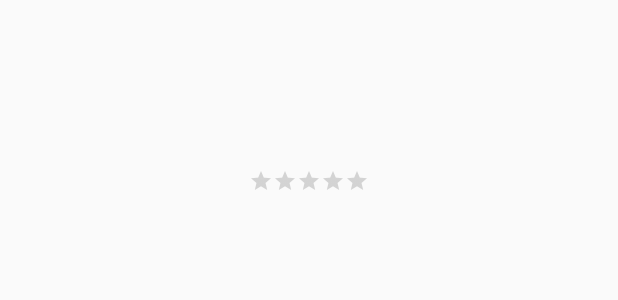
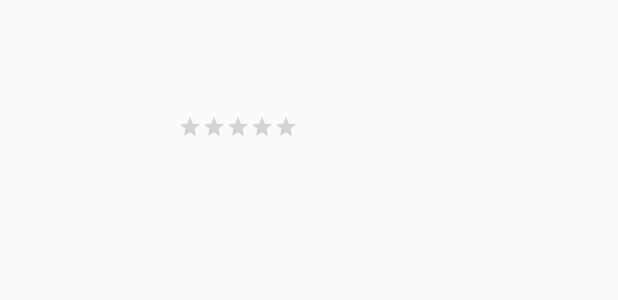
Before and after one commit to erboland12/Record-It, an Android app: the layout record_item.xml on its own in the app's theme, with its tools: preview values and no code run, on a phone screen of 412 x 824 dp. Shown: the top 300 px of the screen. Run offline under Robolectric (Android 15) with nearby library versions, the phone set to English and light mode, and no system bars.

Commit message:
Fixed soft keyboard bug and layout for RV

```diff
--- a/app/src/main/java/com/example/recordratings/MainActivity.java
+++ b/app/src/main/java/com/example/recordratings/MainActivity.java
@@ -17,6 +17,7 @@ import android.graphics.BitmapFactory;
 import android.os.Bundle;
 import android.util.Log;
 import android.view.View;
+import android.view.WindowManager;
 import android.widget.ArrayAdapter;
 import android.widget.Button;
 import android.widget.Spinner;
@@ -65,7 +66,10 @@ public class MainActivity extends AppCompatActivity {
         super.onCreate(savedInstanceState);
         setContentView(R.layout.activity_main);
 
+        //Prevents soft keyboard from pushing view up
+        getWindow().setSoftInputMode(WindowManager.LayoutParams.SOFT_INPUT_ADJUST_PAN);
 
+        //Calls toolbar xml file
         Toolbar toolbar = findViewById(R.id.toolbar);
         setSupportActionBar(toolbar);
 
@@ -278,7 +282,7 @@ public class MainActivity extends AppCompatActivity {
     }
 
     public static Bitmap getImage(byte[] image) {
-        return getResizedBitmap(BitmapFactory.decodeByteArray(image, 0, image.length), 250, 500);
+        return BitmapFactory.decodeByteArray(image, 0, image.length);
     }
 
     public static Bitmap getResizedBitmap(Bitmap bm, int newWidth, int newHeight) {
--- /dev/null
+++ b/app/src/main/res/drawable/layout_border.xml
@@ -0,0 +1,7 @@
+<?xml version="1.0" encoding="UTF-8"?>
+<shape xmlns:android="http://schemas.android.com/apk/res/android">
+    <solid android:color="#FFFFFF"/>
+    <stroke android:width="3dip" android:color="#B1BCBE" />
+    <corners android:radius="10dip"/>
+    <padding android:left="0dip" android:top="0dip" android:right="0dip" android:bottom="0dip" />
+</shape>
--- a/app/src/main/res/layout/record_item.xml
+++ b/app/src/main/res/layout/record_item.xml
@@ -1,44 +1,45 @@
-<androidx.constraintlayout.widget.ConstraintLayout
+<androidx.constraintlayout.widget.ConstraintLayout xmlns:app="http://schemas.android.com/apk/res-auto"
+    xmlns:tools="http://schemas.android.com/tools"
     xmlns:android="http://schemas.android.com/apk/res/android"
-    xmlns:app="http://schemas.android.com/apk/res-auto"
-    xmlns:tools="http://schemas.android.com/tools"
-    android:orientation="horizontal"
-    android:layout_width="match_parent"
-    android:layout_height="wrap_content"
-    android:paddingTop="30dp"
-    android:paddingBottom="30dp"
-    >
+    android:layout_width="411dp"
+    android:layout_height="115dp"
+    android:orientation="vertical">
+
 
     <ImageView
         android:id="@+id/photo"
-        android:layout_width="match_parent"
+        android:layout_width="99dp"
         android:layout_height="match_parent"
-        android:maxWidth="5dp"
-        android:maxHeight="5dp"
-        />
-
-    <LinearLayout
-        android:layout_width="353dp"
-        android:layout_height="148dp"
-        android:orientation="vertical"
+        android:paddingTop="20dp"
         app:layout_constraintBottom_toBottomOf="parent"
         app:layout_constraintEnd_toEndOf="parent"
+        app:layout_constraintHorizontal_bias="0.022"
         app:layout_constraintStart_toStartOf="parent"
-        app:layout_constraintTop_toTopOf="parent">
+        app:layout_constraintTop_toTopOf="parent"
+        app:layout_constraintVertical_bias="0.0" />
 
-        <TextView
-            android:id="@+id/title"
-            android:layout_width="wrap_content"
-            android:layout_height="wrap_content"
-            android:gravity="center"
-            android:textSize="20sp" />
+    <RatingBar
+        android:id="@+id/rating"
+        style="?android:attr/ratingBarStyleSmall"
+        android:layout_width="wrap_content"
+        android:layout_height="wrap_content"
+        android:paddingTop="25pt"
+        app:layout_constraintBottom_toBottomOf="parent"
+        app:layout_constraintEnd_toEndOf="parent"
+        app:layout_constraintHorizontal_bias="0.0"
+        app:layout_constraintStart_toStartOf="@+id/title"
+        app:layout_constraintTop_toTopOf="parent"
+        app:layout_constraintVertical_bias="0.487" />
 
-        <RatingBar
-            android:id="@+id/rating"
-            style="?android:attr/ratingBarStyleSmall"
-            android:layout_width="wrap_content"
-            android:layout_height="wrap_content"
-            android:layout_gravity="center"
-            android:paddingTop="25pt" />
-    </LinearLayout>
+    <TextView
+        android:id="@+id/title"
+        android:layout_width="wrap_content"
+        android:layout_height="wrap_content"
+        android:textSize="20sp"
+        app:layout_constraintBottom_toBottomOf="parent"
+        app:layout_constraintEnd_toEndOf="parent"
+        app:layout_constraintHorizontal_bias="0.041"
+        app:layout_constraintStart_toEndOf="@+id/photo"
+        app:layout_constraintTop_toTopOf="parent" />
+
 </androidx.constraintlayout.widget.ConstraintLayout>
```
